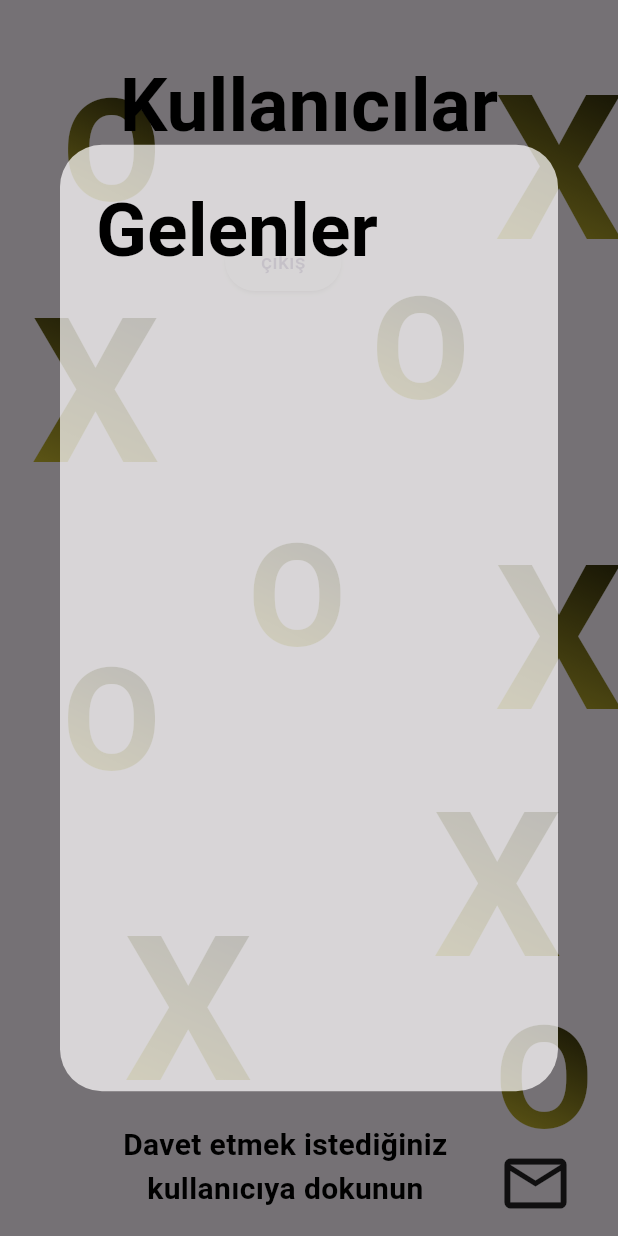
After one commit to YilmazEr06/tick_tack_too, a Flutter app: the Activeusers screen opened by its route, after a tap on the "mark email unread" icon, on a phone screen of 412 x 824 dp. The commit adds this screen. Run offline on Flutter 3.47's test engine with Material 3 defaults, Android fonts, the phone set to English and light mode, and no system bars; our stand-ins replace cloud_firestore, firebase_auth, firebase_core; missing offline and left inert: window_manager; accounts and stored records are empty; Roboto replaces fonts that are missing (ProtestRevolution-Regular, ShadowsIntoLight-Regular).

Commit message:
istek gönderme

```diff
--- a/lib/firebase/firebase.dart
+++ b/lib/firebase/firebase.dart
@@ -1,6 +1,7 @@
 import 'dart:async';
 import 'package:cloud_firestore/cloud_firestore.dart';
 import 'package:firebase_auth/firebase_auth.dart';
+
 import 'package:tick_tack_too/models/user.dart';
 
 class firebasehlp {
@@ -11,15 +12,33 @@ class firebasehlp {
     return astream;
   }
 
+  Stream<QuerySnapshot> getuserstream() {
+    final Stream<QuerySnapshot> _usersStream =
+        FirebaseFirestore.instance.collection('Users').snapshots();
+    return _usersStream;
+  }
+
+  Future<DocumentSnapshot<Map<String, dynamic>>> getuserinfowithid(String id) async {
+    final  DocumentSnapshot<Map<String, dynamic>> user =
+       await FirebaseFirestore.instance.collection('Users').doc(id).get();
+    return user;
+  }
+
+  Stream<QuerySnapshot> getcurrentusermailstream(String userid) {
+    final Stream<QuerySnapshot> _usersStream =
+        FirebaseFirestore.instance.collection('Users').doc(userid).collection("mail").snapshots();
+    return _usersStream;
+  }
+
   String get currentuserid {
     String user = (FirebaseAuth.instance.currentUser == null)
-        ? ""
+        ? " "
         : FirebaseAuth.instance.currentUser!.uid;
     return user;
   }
 
   Future<List<Object>> createuserWithemailandPasswordanduserobject(
-      String emailAddress, String password,Usermodel user) async {
+      String emailAddress, String password, Usermodel user) async {
     FirebaseFirestore db = FirebaseFirestore.instance;
     try {
       UserCredential a =
@@ -34,12 +53,7 @@ class firebasehlp {
           .set(user.toFirestore())
           .onError((e, _) => print("Error writing document: $e"));
 
-
-
       return ["succes", a];
-
-
-
     } on FirebaseAuthException catch (e) {
       if (e.code == 'weak-password') {
         return ['The password provided is too weak.'];
@@ -73,4 +87,24 @@ class firebasehlp {
   logout() async {
     await FirebaseAuth.instance.signOut();
   }
+  sendrequest(String whoid,String to)async{
+    await FirebaseFirestore.instance.collection("Users").doc(to).collection("mail").doc(whoid).set({
+      "request":"true"
+    });
+     await FirebaseFirestore.instance.collection("Users").doc(to).update({
+      "allmailreaded": false
+    });
+  }
+  openmails(String id) async {
+     await FirebaseFirestore.instance.collection("Users").doc(id).update({
+      "allmailreaded": true
+    });
+
+  }
+  cancelrequest(String whoid,String to)async{
+    await FirebaseFirestore.instance.collection("Users").doc(to).collection("mail").doc(whoid).update({
+      "request":"false"
+    });
+  }
+
 }
--- a/lib/main.dart
+++ b/lib/main.dart
@@ -22,7 +22,13 @@ Future<void> main() async {
   runApp(const MyApp());
 }
 
-class MyApp extends StatelessWidget {
+class MyApp extends StatelessWidget with WidgetsBindingObserver{
+  @override
+  void didChangeAppLifecycleState(AppLifecycleState state) {
+    super.didChangeAppLifecycleState(state);
+
+
+  }
   const MyApp({super.key});
 
   // This widget is the root of your application.
--- a/lib/screens/onlinemode/active_users_page/activeusers.dart
+++ b/lib/screens/onlinemode/active_users_page/activeusers.dart
@@ -1,10 +1,12 @@
+import 'package:cloud_firestore/cloud_firestore.dart';
 import 'package:flutter/material.dart';
 import 'package:tick_tack_too/companents/xando/oanimated.dart';
 import 'package:tick_tack_too/companents/xando/xanimated.dart';
 import 'package:tick_tack_too/firebase/firebase.dart';
-import 'package:tick_tack_too/screens/offlinemodescreen/companents/offline_mode_bar.dart';
+import 'package:tick_tack_too/screens/onlinemode/active_users_page/companents/mailicon.dart';
+import 'package:tick_tack_too/screens/onlinemode/active_users_page/companents/userlist.dart';
+
 import 'package:tick_tack_too/screens/onlinemode/active_users_page/companents/users_bar.dart';
-
 
 class Activeusers extends StatefulWidget {
   const Activeusers({super.key});
@@ -14,20 +16,21 @@ class Activeusers extends StatefulWidget {
 
 // ignore: camel_case_types
 class modescreenstate extends State<Activeusers> {
-
-
+  @override
+  void initState() {
+    print(firebasehlp().currentuserid);
+    super.initState();
+  }
 
   @override
   Widget build(BuildContext context) {
     double width = MediaQuery.sizeOf(context).width;
     double height = MediaQuery.sizeOf(context).height;
 
-
     return Scaffold(
         body: Stack(
       fit: StackFit.expand,
       children: [
-
         createx(
             top: height * 0.2,
             left: width * 0.05,
@@ -89,16 +92,35 @@ class modescreenstate extends State<Activeusers> {
             minsize: 80,
             colors: const [Colors.yellow, Colors.black]),
         const Loginusersbar(),
+        MailIicon(width: width, height: height),
         Positioned(
-          top: 150,
-          left: 150,
-          child: ElevatedButton(onPressed: () {
-            firebasehlp().logout();
-            Navigator.pushNamedAndRemoveUntil(context, "/modes", (route) => false);
-
-        }, child: Text("çıkış")))
-
-
+            top: 150,
+            left: 150,
+            child: ElevatedButton(
+                onPressed: () {
+                  firebasehlp().logout();
+                  Navigator.pushNamedAndRemoveUntil(
+                      context, "/modes", (route) => false);
+                },
+                child: const Text("çıkış"))),
+        const userlist(),
+        Positioned(
+          left: width-330,
+          top: height-75,
+          child: const Column(
+            children: [
+              Text("Davet etmek istediğiniz",style: TextStyle(
+                  color: Colors.black,
+                  fontSize: 20,
+                  fontWeight: FontWeight.bold,
+                  fontFamily: "ProtestRevolution-Regular"),),
+              Text("kullanıcıya dokunun",style: TextStyle(
+                  color: Colors.black,
+                  fontSize: 20,
+                  fontWeight: FontWeight.bold,
+                  fontFamily: "ProtestRevolution-Regular"),),
+            ],
+          ))
       ],
     ));
   }
--- /dev/null
+++ b/lib/screens/onlinemode/active_users_page/companents/mailicon.dart
@@ -0,0 +1,180 @@
+import 'package:cloud_firestore/cloud_firestore.dart';
+import 'package:flutter/material.dart';
+import 'package:tick_tack_too/firebase/firebase.dart';
+
+class MailIicon extends StatefulWidget {
+  const MailIicon({
+    Key? key,
+    required this.width,
+    required this.height,
+  }) : super(key: key);
+
+  final double width;
+  final double height;
+
+  @override
+  State<MailIicon> createState() => _MailIiconState();
+}
+
+class _MailIiconState extends State<MailIicon> {
+  int x = 0;
+  bool readstatus = true;
+
+  @override
+  Widget build(BuildContext context) {
+    firebasehlp().getuserinfowithid(firebasehlp().currentuserid).then((value) {
+      setState(() {
+        readstatus = value.data()!["allmailreaded"];
+      });
+    });
+    return Positioned(
+      left: widget.width - 80,
+      top: widget.height - 60,
+      child: StreamBuilder<QuerySnapshot>(
+        stream:
+            firebasehlp().getcurrentusermailstream(firebasehlp().currentuserid),
+        builder: (context, snapshot) {
+          return GestureDetector(
+            onTap: () {
+              Maildialog(context, snapshot.data);
+              firebasehlp().openmails(firebasehlp().currentuserid);
+              setState(() {
+                readstatus = true;
+              });
+            },
+            child: readstatus
+                ? const Icon(
+                    Icons.email_outlined,
+                    size: 50,
+                  )
+                : const Icon(
+                    Icons.mark_email_unread_outlined,
+                    size: 50,
+                  ),
+          );
+        },
+      ),
+    );
+  }
+}
+
+Future<void> Maildialog(BuildContext context, QuerySnapshot? data) async {
+  // Fetch additional user info for all documents in the QuerySnapshot
+  final List<Map<String, dynamic>> userDataList = [];
+  if (data != null) {
+    for (final DocumentSnapshot document in data.docs) {
+      final Map<String, dynamic> mailData =
+          document.data()! as Map<String, dynamic>;
+      final userInfo = await firebasehlp().getuserinfowithid(document.id);
+      if (mailData["request"] == "false") {
+      } else {
+        userDataList.add({
+          'username': userInfo.data()!['username'],
+          'email': mailData[
+              'name'], // Or whichever field you want to use from mailData
+          "id": document.id
+        });
+      }
+    }
+  }
+
+  // Show the dialog with the pre-fetched data
+  // ignore: use_build_context_synchronously
+  return showDialog(
+    context: context,
+    builder: (BuildContext context) {
+      return AlertDialog(
+        scrollable: true,
+        backgroundColor: const Color.fromARGB(183, 255, 253, 253),
+        title: const Text(
+          'Gelenler',
+          style: TextStyle(
+              color: Colors.black,
+              fontSize: 50,
+              fontWeight: FontWeight.bold,
+              fontFamily: "ProtestRevolution-Regular"),
+        ),
+        content: SizedBox(
+          width: 300, // Adjust width as needed
+          height: 500, // Adjust height as needed
+          child: list(userDataList: userDataList),
+        ),
+      );
+    },
+  );
+}
+
+class list extends StatefulWidget {
+  const list({
+    super.key,
+    required this.userDataList,
+  });
+
+  final List<Map<String, dynamic>> userDataList;
+
+  @override
+  State<list> createState() => _listState();
+}
+
+class _listState extends State<list> {
+  @override
+  Widget build(BuildContext context) {
+    return ListView(
+      shrinkWrap: true,
+      children: widget.userDataList.map((userData) {
+        return Container(
+          decoration: BoxDecoration(
+              color: const Color.fromARGB(202, 96, 106, 67),
+              borderRadius: BorderRadius.circular(20)),
+          child: ListTile(
+            leading: CircleAvatar(radius: 15),
+            subtitle: const Text("Oyun isteği",
+                style: TextStyle(
+                    color: Colors.black,
+                    fontSize: 18,
+                    fontWeight: FontWeight.bold,
+                    fontFamily: "ProtestRevolution-Regular")),
+            title: Text(
+              userData['username'],
+              style: const TextStyle(
+                  color: Colors.black,
+                  fontSize: 25,
+                  fontWeight: FontWeight.bold,
+                  fontFamily: "ProtestRevolution-Regular"),
+            ),
+            trailing: SizedBox(
+              width: 60,
+              child: Row(
+                children: [
+                  GestureDetector(
+                      onTap: () {},
+                      child: const Icon(
+                        Icons.check_rounded,
+                        color: Colors.black,
+                        size: 30,
+                      )),
+                  GestureDetector(
+                      onTap: () {
+                        setState(() {
+                          widget.userDataList.remove(userData);
+                        });
+
+                        firebasehlp().cancelrequest(
+                          userData["id"],
+                          firebasehlp().currentuserid,
+                        );
+                      },
+                      child: const Icon(
+                        Icons.cancel_rounded,
+                        color: Colors.black,
+                        size: 30,
+                      )),
+                ],
+              ),
+            ),
+          ),
+        );
+      }).toList(),
+    );
+  }
+}
--- /dev/null
+++ b/lib/screens/onlinemode/active_users_page/companents/userlist.dart
@@ -0,0 +1,103 @@
+import 'package:cloud_firestore/cloud_firestore.dart';
+import 'package:flutter/material.dart';
+import 'package:tick_tack_too/firebase/firebase.dart';
+
+class userlist extends StatefulWidget {
+  const userlist({
+    super.key,
+  });
+
+  @override
+  State<userlist> createState() => _userlistState();
+}
+
+class _userlistState extends State<userlist> {
+  @override
+  Widget build(BuildContext context) {
+    return Positioned(
+      top: 100,
+      width: MediaQuery.of(context).size.width - 10,
+      child: SizedBox(
+        height: 500,
+        child: SingleChildScrollView(
+          child: StreamBuilder<QuerySnapshot>(
+            stream: firebasehlp().getuserstream(),
+            builder:
+                (BuildContext context, AsyncSnapshot<QuerySnapshot> snapshot) {
+              if (snapshot.hasError) {
+                return const Text('Something went wrong');
+              }
+
+              if (snapshot.connectionState == ConnectionState.waiting) {
+                return const Text("Loading");
+              }
+
+              return Column(
+                crossAxisAlignment: CrossAxisAlignment.start,
+                children: snapshot.data!.docs.map((DocumentSnapshot document) {
+                  Map<String, dynamic> data =
+                      document.data()! as Map<String, dynamic>;
+                  if (document.id == firebasehlp().currentuserid) {
+                    return Padding(padding: EdgeInsets.all(000));
+                  } else {
+                    return Padding(
+                        padding: const EdgeInsets.all(8.0),
+                        child: Container(
+                          decoration: BoxDecoration(
+                            color: const Color.fromARGB(140, 115, 150,
+                                1), // Change the background color
+                            borderRadius: BorderRadius.circular(
+                                10), // Optionally, add border radius for rounded corners
+                          ),
+                          child: ListTile(
+                            leading: const CircleAvatar(),
+                            onTap: () {
+
+                              firebasehlp().sendrequest(firebasehlp().currentuserid,document.id);
+                              print(document.id);
+                            },
+                            hoverColor: Colors.black,
+                            title: Text(
+                              data['username'],
+                              style: const TextStyle(
+                                  color: Colors.black,
+                                  fontSize: 25,
+                                  fontWeight: FontWeight.bold,
+                                  fontFamily: "ProtestRevolution-Regular"),
+                            ),
+                            subtitle: Text(
+                              data['email'],
+                              style: const TextStyle(
+                                  color: Colors.black,
+                                  fontSize: 15,
+                                  fontWeight: FontWeight.bold,
+                                  fontFamily: "ProtestRevolution-Regular"),
+                            ),
+                            trailing: Container(
+                              width: 20.0,
+                              height: 20.0,
+                              decoration: BoxDecoration(
+                                color: (data["status"] == "online")
+                                    ? const Color.fromARGB(255, 33, 243, 33)
+                                    : const Color.fromARGB(0, 33, 243, 33),
+                                shape: BoxShape.circle,
+                                border: Border.all(
+                                  color: (data["status"] == "online")
+                                      ? const Color.fromARGB(70, 120, 244, 54)
+                                      : const Color.fromARGB(0, 120, 244, 54),
+                                  width: 4.0,
+                                ),
+                              ),
+                            ),
+                          ),
+                        ));
+                  }
+                }).toList(),
+              );
+            },
+          ),
+        ),
+      ),
+    );
+  }
+}
--- a/pubspec.yaml
+++ b/pubspec.yaml
@@ -41,6 +41,7 @@ dependencies:
   firebase_auth: ^4.17.4
   cloud_firestore: ^4.15.4
   intl: ^0.19.0
+  firebase_database: ^10.4.5
 
 dev_dependencies:
   flutter_test:
```
Also changed, not shown: lib/screens/modescrenn/modescreen.dart (+100 -21 lines), pubspec.lock, 1 other file.
